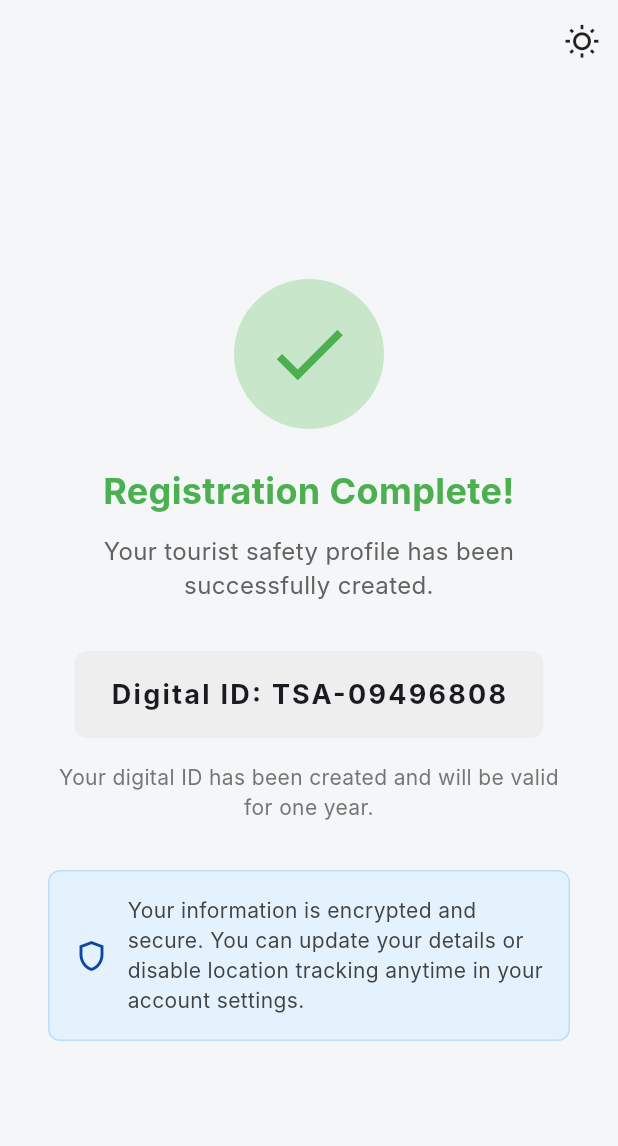
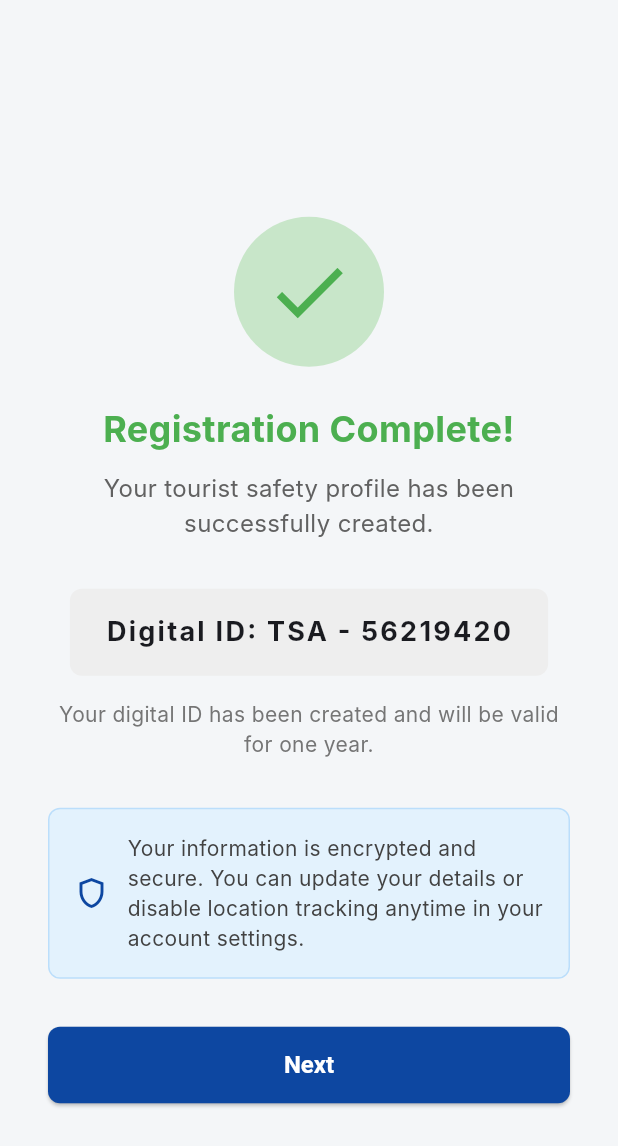
Before and after one commit to Yashwanss/SIH-app, a Flutter app: the RegistrationCompleteScreen screen opened directly, on a phone screen of 412 x 824 dp. Shown: the top 1146 px of the screen. Run offline on Flutter 3.47's test engine with Material 3 defaults, Android fonts, the phone set to English and light mode, and no system bars; our stand-ins replace flutter_svg, google_places_flutter; Roboto replaces fonts that are missing (Inter).

Commit message:
bug fix: reg completion screen

```diff
--- a/lib/features/auth/presentation/screens/registration_complete_screen.dart
+++ b/lib/features/auth/presentation/screens/registration_complete_screen.dart
@@ -1,7 +1,33 @@
 import 'package:flutter/material.dart';
+import 'dart:math';
 
-class RegistrationCompleteScreen extends StatelessWidget {
+class RegistrationCompleteScreen extends StatefulWidget {
   const RegistrationCompleteScreen({super.key});
+
+  @override
+  State<RegistrationCompleteScreen> createState() =>
+      _RegistrationCompleteScreenState();
+}
+
+class _RegistrationCompleteScreenState
+    extends State<RegistrationCompleteScreen> {
+  late String _digitalId;
+
+  @override
+  void initState() {
+    super.initState();
+    _digitalId = _generateDigitalId();
+  }
+
+  String _generateDigitalId() {
+    final random = Random();
+    final randomNumber = random.nextInt(100000000); // Generates 0-99999999
+    final formattedNumber = randomNumber.toString().padLeft(
+      8,
+      '0',
+    ); // Ensures 8 digits
+    return 'TSA - $formattedNumber';
+  }
 
   @override
   Widget build(BuildContext context) {
@@ -9,14 +35,7 @@ class RegistrationCompleteScreen extends StatelessWidget {
       appBar: AppBar(
         backgroundColor: Colors.transparent,
         elevation: 0,
-        actions: [
-          IconButton(
-            icon: const Icon(Icons.wb_sunny_outlined, color: Colors.black87),
-            onPressed: () {
-              // Toggle theme
-            },
-          ),
-        ],
+        // Removed theme toggle widget as requested
       ),
       body: Center(
         child: Padding(
@@ -58,9 +77,9 @@ class RegistrationCompleteScreen extends StatelessWidget {
                   color: Colors.grey[200],
                   borderRadius: BorderRadius.circular(8),
                 ),
-                child: const Text(
-                  'Digital ID: TSA-09496808',
-                  style: TextStyle(
+                child: Text(
+                  'Digital ID: $_digitalId',
+                  style: const TextStyle(
                     fontSize: 18,
                     fontWeight: FontWeight.bold,
                     letterSpacing: 1.5,
@@ -97,6 +116,30 @@ class RegistrationCompleteScreen extends StatelessWidget {
                   ],
                 ),
               ),
+              const SizedBox(height: 32),
+              SizedBox(
+                width: double.infinity,
+                child: ElevatedButton(
+                  onPressed: () {
+                    // Next button functionality - not routed yet as requested
+                    ScaffoldMessenger.of(context).showSnackBar(
+                      const SnackBar(
+                        content: Text(
+                          'Next button pressed - routing not implemented yet',
+                        ),
+                        backgroundColor: Colors.blue,
+                      ),
+                    );
+                  },
+                  style: ElevatedButton.styleFrom(
+                    padding: const EdgeInsets.symmetric(vertical: 16),
+                  ),
+                  child: const Text(
+                    'Next',
+                    style: TextStyle(fontSize: 16, fontWeight: FontWeight.w600),
+                  ),
+                ),
+              ),
             ],
           ),
         ),
```
